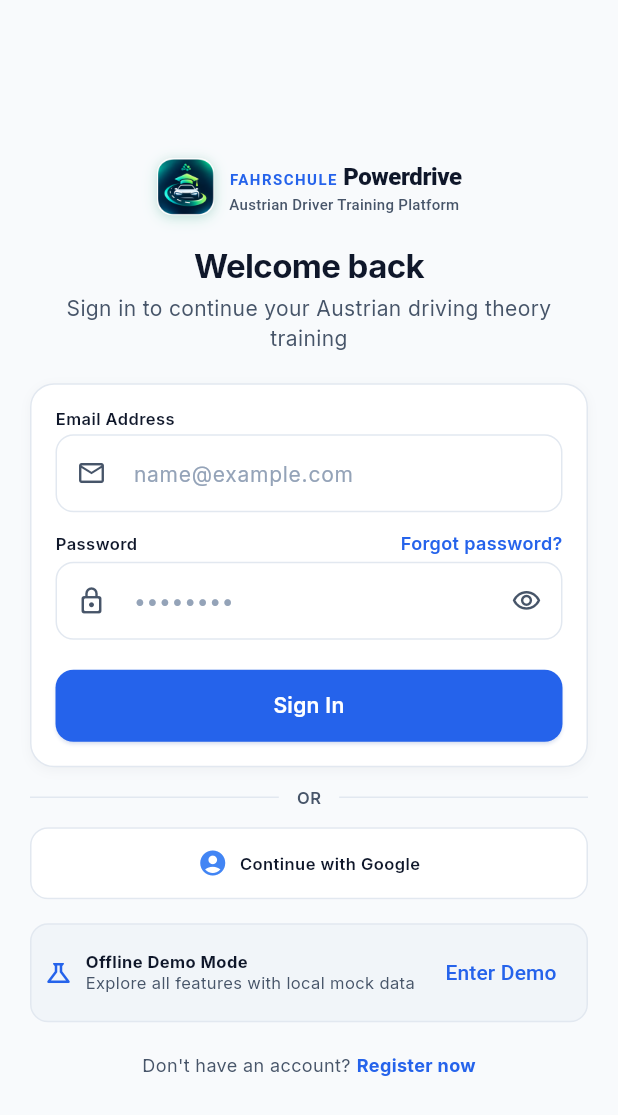
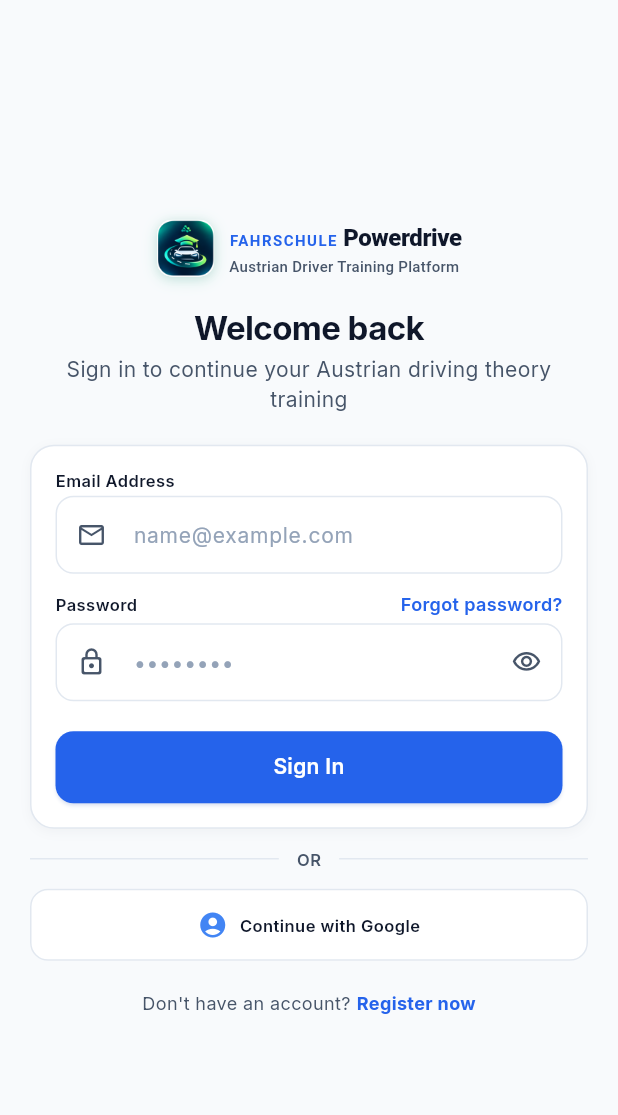
Before and after one commit to nallajayanth/driving_school_app, a Flutter app: the screen it shows after launch, on a phone screen of 412 x 824 dp. Shown: the top 1115 px of the screen. Run offline on Flutter 3.47's test engine with Material 3 defaults, Android fonts, the phone set to English and light mode, and no system bars; our stand-ins replace cloud_firestore, firebase_auth, firebase_core, fl_chart, flutter_riverpod, go_router and 2 more; accounts and stored records are empty.

Commit message:
feat: configure release signing, google sign-in, and bump version to 1.0.0+3

```diff
--- a/lib/features/authentication/domain/auth_failure.dart
+++ b/lib/features/authentication/domain/auth_failure.dart
@@ -57,7 +57,7 @@ class GoogleSignInCancelledFailure extends AuthFailure {
 class GoogleSignInConfigFailure extends AuthFailure {
   const GoogleSignInConfigFailure([
     super.message =
-        'Google sign-in is not yet configured for this device (missing SHA-1 fingerprint in Firebase Console). Please use Email & Password or Demo Mode.',
+        'Google sign-in is temporarily unavailable. Please sign in with your email & password or try again.',
   ]);
 }
 
--- a/lib/features/authentication/presentation/auth_providers.dart
+++ b/lib/features/authentication/presentation/auth_providers.dart
@@ -188,6 +188,9 @@ class AuthNotifier extends AsyncNotifier<User?> {
       return null;
     });
   }
+
+  /// Alias for [logout] supporting standard Firebase naming conventions.
+  Future<void> signOut() => logout();
 }
 
 /// Provider exposing the current user session.
--- a/lib/features/authentication/presentation/login_screen.dart
+++ b/lib/features/authentication/presentation/login_screen.dart
@@ -436,54 +436,6 @@ class _LoginScreenState extends ConsumerState<LoginScreen> {
                             ],
                           ),
                   ),
-                  const SizedBox(height: AppConstants.spacingBase),
-
-                  // Offline Demo Mode Button
-                  Container(
-                    decoration: BoxDecoration(
-                      color: AppColors.surfaceVariant,
-                      borderRadius: BorderRadius.circular(
-                        AppConstants.radiusMd,
-                      ),
-                      border: Border.all(color: AppColors.border),
-                    ),
-                    padding: const EdgeInsets.all(AppConstants.spacingSm),
-                    child: Row(
-                      children: [
-                        const Icon(
-                          Icons.science_outlined,
-                          size: 20,
-                          color: AppColors.primary,
-                        ),
-                        const SizedBox(width: AppConstants.spacingSm),
-                        Expanded(
-                          child: Column(
-                            crossAxisAlignment: CrossAxisAlignment.start,
-                            children: [
-                              Text(
-                                'Offline Demo Mode',
-                                style: AppTextStyles.label.copyWith(
-                                  fontWeight: FontWeight.w700,
-                                  color: AppColors.textPrimary,
-                                ),
-                              ),
-                              Text(
-                                'Explore all features with local mock data',
-                                style: AppTextStyles.bodySmall.copyWith(
-                                  color: AppColors.textSecondary,
-                                  fontSize: 11,
-                                ),
-                              ),
-                            ],
-                          ),
-                        ),
-                        TextButton(
-                          onPressed: _handleDemoMode,
-                          child: const Text('Enter Demo'),
-                        ),
-                      ],
-                    ),
-                  ),
                   const SizedBox(height: AppConstants.spacingLg),
 
                   // Register Link
--- a/pubspec.yaml
+++ b/pubspec.yaml
@@ -16,7 +16,7 @@ publish_to: 'none' # Remove this line if you wish to publish to pub.dev
 # https://developer.apple.com/library/archive/documentation/General/Reference/InfoPlistKeyReference/Articles/CoreFoundationKeys.html
 # In Windows, build-name is used as the major, minor, and patch parts
 # of the product and file versions while build-number is used as the build suffix.
-version: 1.0.0+1
+version: 1.0.0+3
 
 environment:
   sdk: ^3.12.2
```
Also changed, not shown: 6 other files.
